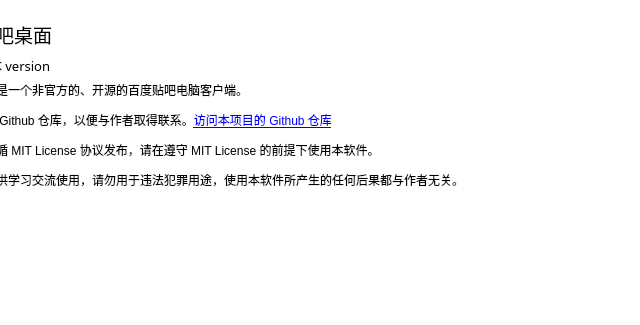
First picture: the form in resf/settings.ui, repository clb-128258/TiebaDesktop, before the edit; both pictures show x 178 to 818 and y 0 to 325 of the 818 by 484 pixel window.
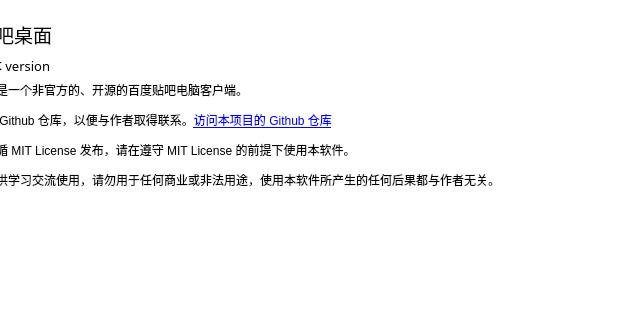
Second picture: the form after the edit. The open tabs and pages were chosen to show the change.

The edit to the form file:
```diff
--- a/resf/settings.ui
+++ b/resf/settings.ui
@@ -1030,7 +1030,7 @@
              <item row="0" column="0">
               <widget class="QLabel" name="label_15">
                <property name="text">
-                <string>&lt;html&gt;&lt;head/&gt;&lt;body&gt;&lt;p&gt;贴吧桌面是一个非官方的、开源的百度贴吧电脑客户端。&lt;/p&gt;&lt;p&gt;可以访问 Github 仓库，以便与作者取得联系。&lt;a href=&quot;https://github.com/clb-128258/TiebaDesktop&quot;&gt;&lt;span style=&quot; text-decoration: underline; color:#0000ff;&quot;&gt;访问本项目的 Github 仓库&lt;/span&gt;&lt;/a&gt;&lt;/p&gt;&lt;p&gt;本软件遵循 MIT License 协议发布，请在遵守 MIT License 的前提下使用本软件。&lt;/p&gt;&lt;p&gt;本软件仅供学习交流使用，请勿用于违法犯罪用途，使用本软件所产生的任何后果都与作者无关。&lt;/p&gt;&lt;/body&gt;&lt;/html&gt;</string>
+                <string>&lt;html&gt;&lt;head/&gt;&lt;body&gt;&lt;p&gt;贴吧桌面是一个非官方的、开源的百度贴吧电脑客户端。&lt;/p&gt;&lt;p&gt;可以访问 Github 仓库，以便与作者取得联系。&lt;a href=&quot;https://github.com/clb-128258/TiebaDesktop&quot;&gt;&lt;span style=&quot; text-decoration: underline; color:#0000ff;&quot;&gt;访问本项目的 Github 仓库&lt;/span&gt;&lt;/a&gt;&lt;/p&gt;&lt;p&gt;本软件遵循 MIT License 发布，请在遵守 MIT License 的前提下使用本软件。&lt;/p&gt;&lt;p&gt;本软件仅供学习交流使用，请勿用于任何商业或非法用途，使用本软件所产生的任何后果都与作者无关。&lt;/p&gt;&lt;/body&gt;&lt;/html&gt;</string>
                </property>
                <property name="alignment">
                 <set>Qt::AlignLeading|Qt::AlignLeft|Qt::AlignTop</set>
```
